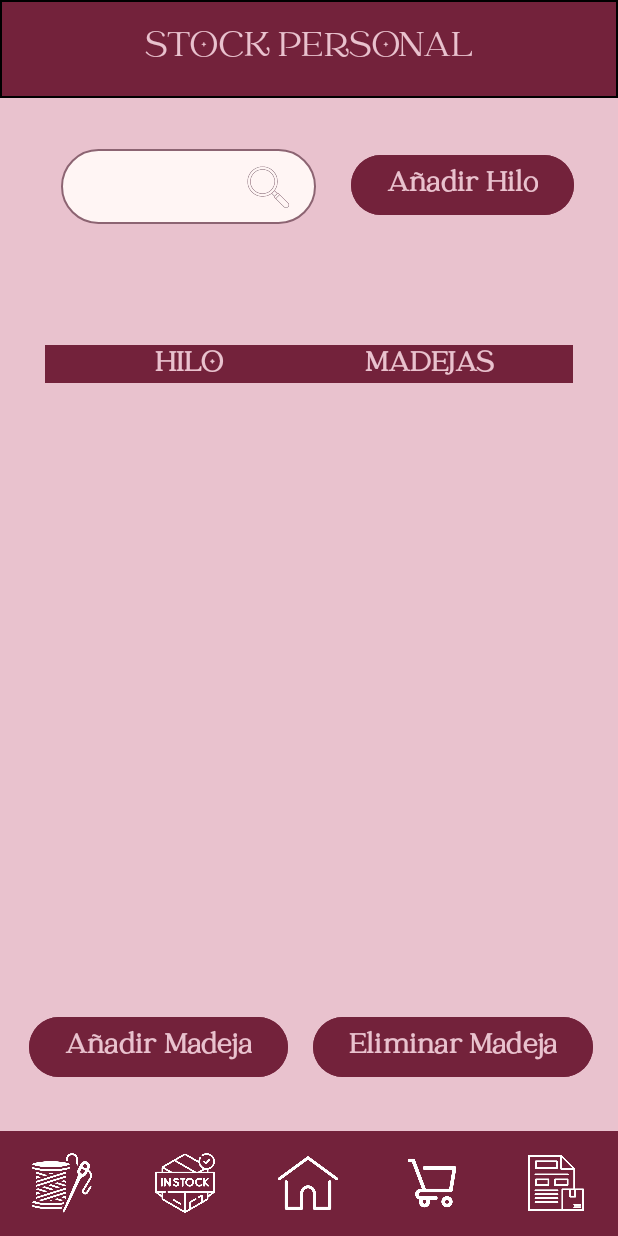
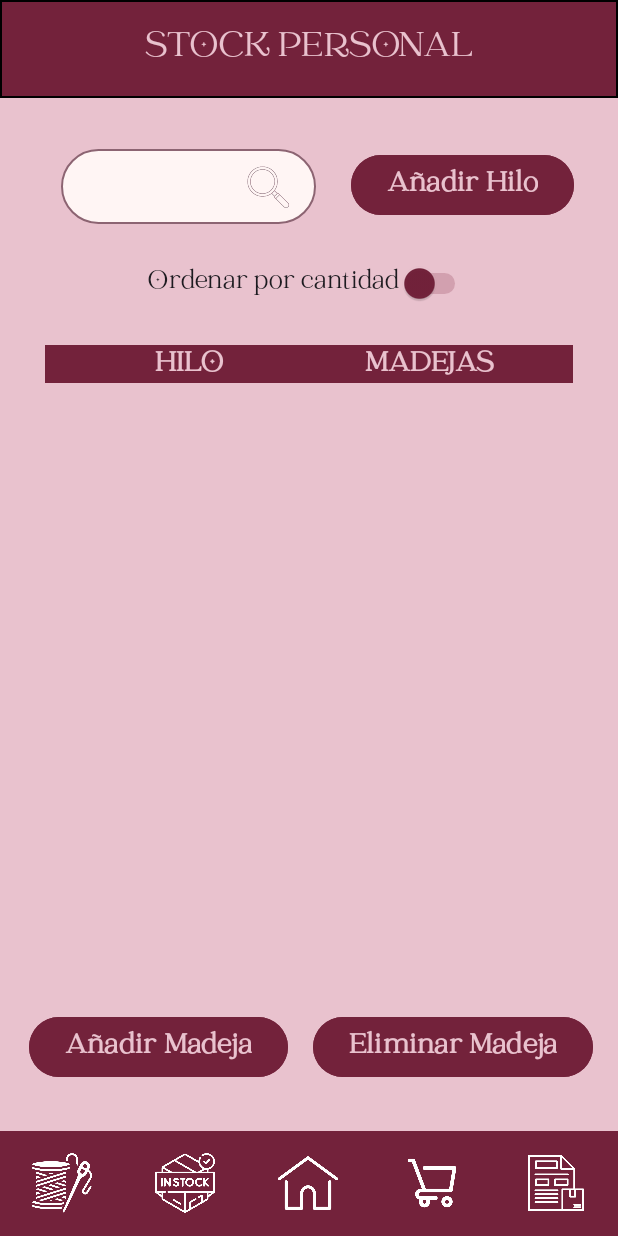
Before and after one commit to OlgaMACN/Threadly, an Android app: the layout stock_aa_principal.xml on its own in the app's theme, with its tools: preview values and no code run, on a phone screen of 412 x 824 dp. Run offline under Robolectric (Android 15) with nearby library versions, the light colour scheme and no system bars.

Commit message:
antes de poder cagarla 05/06 - 13:24

```diff
--- a/app/src/main/res/layout/stock_aa_principal.xml
+++ b/app/src/main/res/layout/stock_aa_principal.xml
@@ -86,6 +86,22 @@
         app:layout_constraintTop_toBottomOf="@id/txtVw_cabeceraStockPersonal"
         app:layout_constraintVertical_bias="0.048" />
 
+    <Switch
+        android:id="@+id/switch_orden_stock"
+        android:layout_width="wrap_content"
+        android:layout_height="wrap_content"
+        android:checked="false"
+        android:fontFamily="@font/catchy_mager"
+        android:text="@string/ordenStock"
+        android:textSize="18sp"
+        android:thumbTint="@color/Cabeceras_y_Toolbar"
+        android:trackTint="@color/morado_palo"
+        app:layout_constraintBottom_toTopOf="@id/cabecera_tabla_stock"
+        app:layout_constraintEnd_toEndOf="parent"
+        app:layout_constraintStart_toStartOf="parent"
+        app:layout_constraintTop_toBottomOf="@id/btn_agregarHiloStk"
+        tools:ignore="UseSwitchCompatOrMaterialXml" />
+
     <!-- Cabecera fija para que no se mueva al hacer scroll -->
     <include
         android:id="@+id/cabecera_tabla_stock"
@@ -105,9 +121,9 @@
     <androidx.recyclerview.widget.RecyclerView
         android:id="@+id/tabla_stock"
         android:layout_width="0dp"
+        android:layout_height="0dp"
         android:layout_marginStart="30dp"
         android:layout_marginEnd="30dp"
-        android:layout_height="0dp"
         android:scrollbars="vertical"
         app:layout_constraintBottom_toTopOf="@id/btn_agregarMadejaStk"
         app:layout_constraintEnd_toEndOf="parent"
--- a/app/src/main/res/values/strings.xml
+++ b/app/src/main/res/values/strings.xml
@@ -52,6 +52,7 @@
     <string name="botonAgregarMadejaStk">Añadir Madeja</string>
     <string name="botonEliminarMadejaStk">Eliminar Madeja</string>
     <string name="no_hay_resultados">No tienes ese hilo en tu stock :( Borra la búsqueda para volver a ver el contenido de la tabla</string>
+    <string name="ordenStock">Ordenar por cantidad</string>
     <!-- tabla stock cabecera (stock_tabla_filas_cabecera) -->
     <string name="numeroHiloStk">HILO</string>
     <string name="numeroMadejasStk">MADEJAS</string>
@@ -199,4 +200,5 @@
     <string name="cabeceraDialogEditarPedido">EDITAR PEDIDO</string>
     <string name="confirmarEditarPedido">¿Quieres volver a editar el pedido "%s" de tu almacén?</string>
     <string name="botonEditarPedido">Sí</string>
+
 </resources>
```
Also changed, not shown: app/src/main/java/logica/almacen_pedidos/AlmacenPedidos.kt (+14 -13 lines), app/src/main/java/logica/grafico_pedido/GraficoPedido.kt (+49 -18 lines), app/src/main/java/logica/stock_personal/StockPersonal.kt (+74 -20 lines), app/src/main/res/layout/pantalla_aa_inicio.xml (+6 -6 lines).
